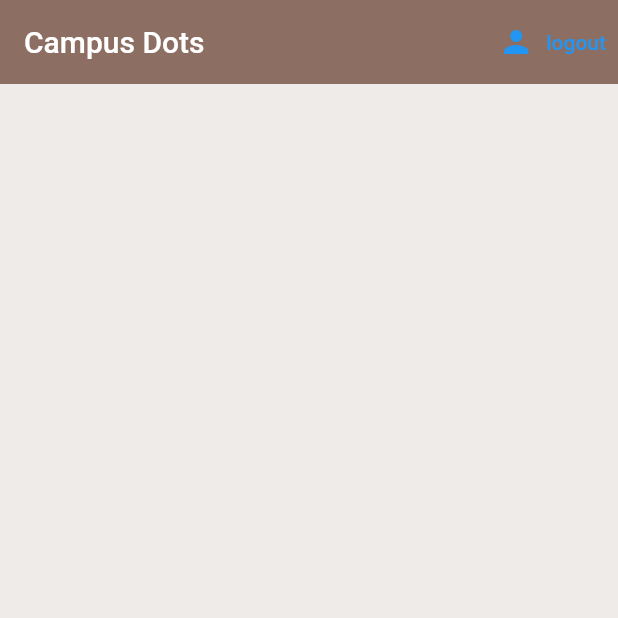
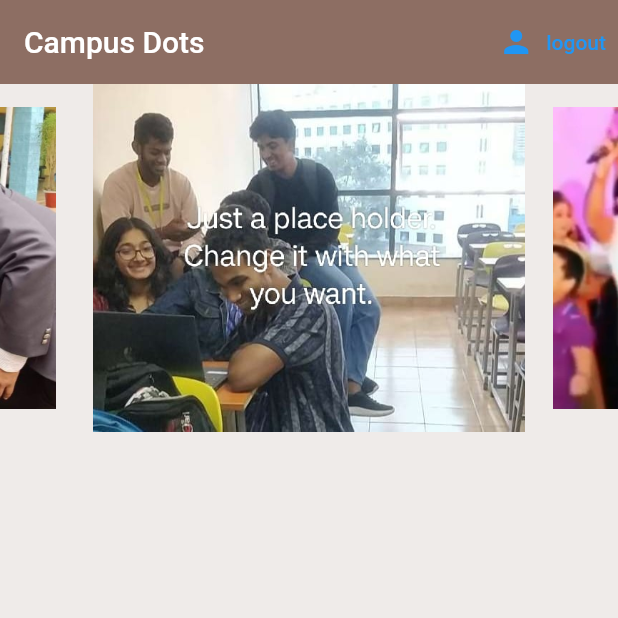
Before and after one commit to Campus-Dots/DsceCampusDots, a Flutter app: the screen it shows once a user with an empty profile is signed in, on a phone screen of 412 x 824 dp, the top half of it. Run offline on Flutter 3.47's test engine with Material 2 defaults, Android fonts, the phone set to English and light mode, and no system bars; drawn by our look-alikes of carousel_slider; our stand-ins replace firebase_auth, firebase_core; accounts and stored records are empty.

Commit message:
Just added the slider in home page. Pictures added are just place holder. Add What you want.

```diff
--- a/lib/screens/home/home.dart
+++ b/lib/screens/home/home.dart
@@ -1,5 +1,6 @@
 import 'package:flutter/material.dart';
 import 'package:flutter_application_1/services/auth.dart';
+import 'package:carousel_slider/carousel_slider.dart';
 
 class Home extends StatelessWidget {
   final AuthService _auth = AuthService();
@@ -22,6 +23,29 @@ class Home extends StatelessWidget {
               label: const Text('logout'))
         ],
       ),
+      body: CarouselSlider(
+        // This widget shows the sliding images
+        items: [
+          // These images below are place holders. Add whatever Images you like
+          Image.asset(
+            'lib/assets/Placeholder1.jpg',
+            fit: BoxFit.cover,
+          ),
+          Image.asset(
+            'lib/assets/Placeholder2.jpg',
+            fit: BoxFit.cover,
+          ),
+          Image.asset(
+            'lib/assets/Placeholder3.jpg',
+            fit: BoxFit.cover,
+          ),
+        ],
+        options: CarouselOptions(
+            autoPlay: true,
+            aspectRatio: 16 / 9,
+            enlargeCenterPage: true,
+            viewportFraction: 0.7),
+      ),
     );
   }
 }
```
Also changed, not shown: pubspec.yaml (+5 -2 lines), lib/assets/Placeholder1.jpg (added), lib/assets/Placeholder2.jpg (added), lib/assets/Placeholder3.jpg (added), pubspec.lock.
